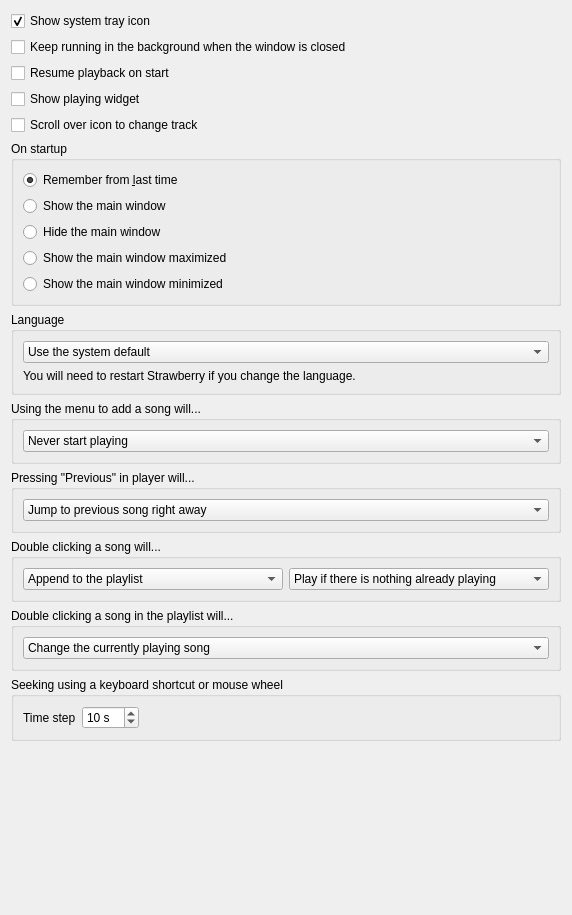
First picture: the form in src/settings/behavioursettingspage.ui, repository strawberrymusicplayer/strawberry, before the edit.
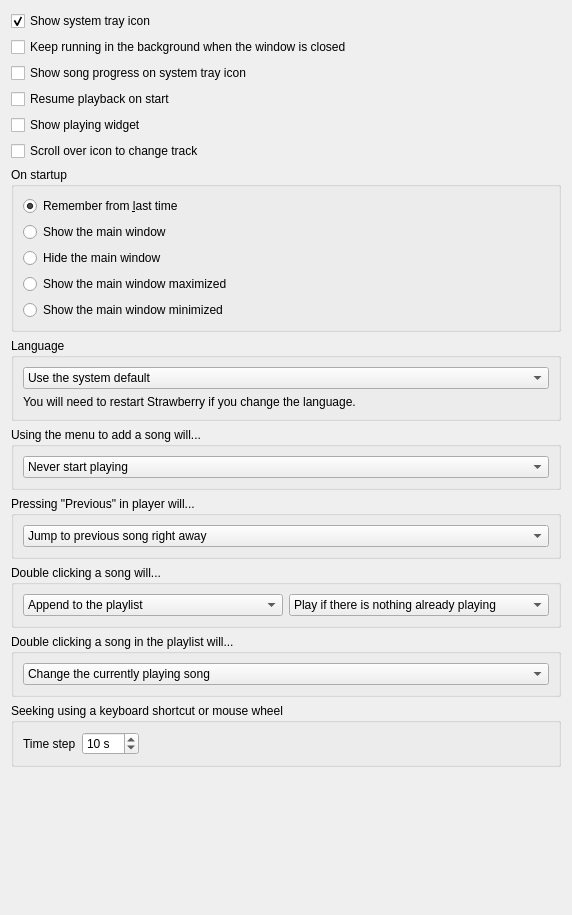
Second picture: the form after the edit.

Commit message: Move trayicon settings to behavioursettings

```diff
--- a/src/settings/behavioursettingspage.ui
+++ b/src/settings/behavioursettingspage.ui
@@ -34,6 +34,13 @@
      </property>
     </widget>
    </item>
+   <item>
+    <widget class="QCheckBox" name="checkbox_trayicon_progress">
+     <property name="text">
+      <string>Show song progress on system tray icon</string>
+     </property>
+    </widget>
+   </item>
    <item>
     <widget class="QCheckBox" name="checkbox_resumeplayback">
      <property name="text">
```
Left out of the diff: 1 changed line with no effect on the pictures. The commit also changes 6 other files.
